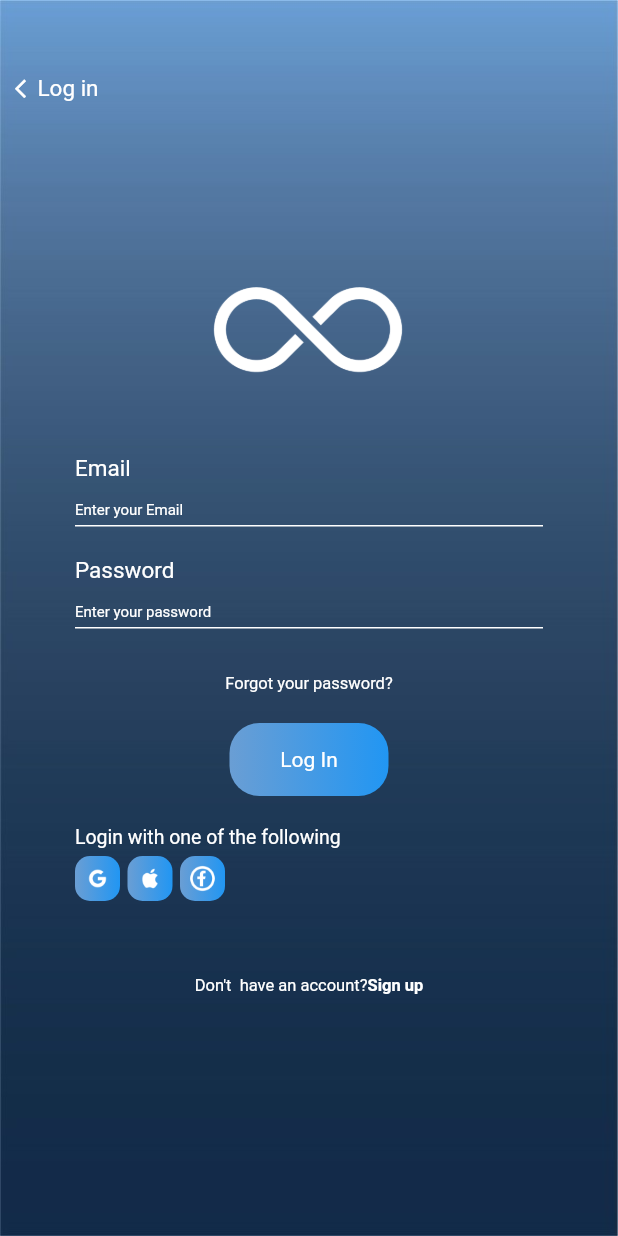
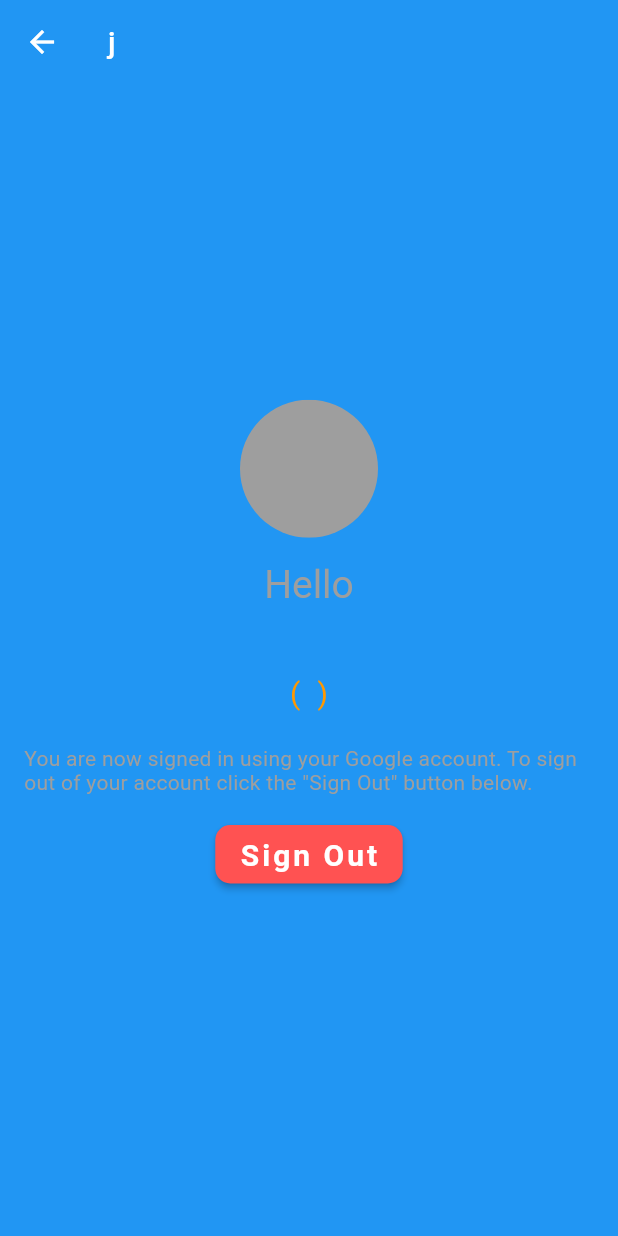
Before and after one commit to nasrinsamad19/LimitlessPark, a Flutter app: the screen it shows after launch, after a tap on "Log In", on a phone screen of 412 x 824 dp. Run offline on Flutter 3.47's test engine with Material 2 defaults, Android fonts, the light colour scheme and no system bars; our stand-ins replace firebase_auth, firebase_core, google_sign_in, intl_phone_field; accounts and stored records are empty.

Commit message:
Google login Added@

```diff
--- a/lib/main.dart
+++ b/lib/main.dart
@@ -16,7 +16,7 @@
       theme: ThemeData(
         primarySwatch: Colors.blue,
       ),
-      home: const intro_ui(),
+      home:  intro_ui(),
     );
   }
 }
--- a/lib/screens/login/view/login_ui.dart
+++ b/lib/screens/login/view/login_ui.dart
@@ -1,6 +1,9 @@
+import 'package:firebase_auth/firebase_auth.dart';
 import 'package:flutter/material.dart';
 import 'package:limitlesspark/screens/common/app_constants.dart';
+import 'package:limitlesspark/screens/login/view/sample.dart';
 import 'package:limitlesspark/screens/signup/signup_ui.dart';
+import 'package:limitlesspark/utils/authentication.dart';
 
 class loginUi extends StatefulWidget {
   const loginUi({Key? key}) : super(key: key);
@@ -18,6 +21,15 @@
   String email='';
   String password='';
 
+  @override
+  void initState() {
+    super.initState();
+    Authentication.initializeFirebase(context: context).whenComplete(() {
+      print("completed");
+      setState(() {});
+    });
+  }
+
   String? validatePassword(String value) {
     Pattern pattern =
         r'^(?=.*?[A-Z])(?=.*?[a-z])(?=.*?[0-9])(?=.*?[!@#\$&*~]).{8,}$';
@@ -34,6 +46,7 @@
     else
       return null;
   }
+
 
 
   Widget build(BuildContext context) {
@@ -166,11 +179,20 @@
                             child: Material(
                               color: Colors.transparent,
                               child: InkWell(
-                                onTap: () {
-                                  // Navigator.push(
-                                  //   context,
-                                  //   MaterialPageRoute(builder: (context) => loginUi()),
-                                  // );
+                                onTap:  () async {
+                                  Authentication.initializeFirebase(context: context);
+                                  User? user =
+                                      await Authentication.signInWithGoogle(context: context);
+                                  if (user != null) {
+                                    Navigator.of(context).pushReplacement(
+                                      MaterialPageRoute(
+                                        builder: (context) => UserInfoScreen(
+                                          user: user,
+                                        ),
+                                      ),
+                                    );
+                                  }
+
                                 },
                                 child: Image.asset(
                                   'assets/images/google_icon.png',
--- /dev/null
+++ b/lib/screens/login/view/sample.dart
@@ -0,0 +1,170 @@
+import 'package:firebase_auth/firebase_auth.dart';
+import 'package:flutter/cupertino.dart';
+import 'package:flutter/material.dart';
+import 'package:limitlesspark/screens/login/view/login_ui.dart';
+import 'package:limitlesspark/utils/authentication.dart';
+
+class UserInfoScreen extends StatefulWidget {
+  const UserInfoScreen({Key? key, required User user})
+      : _user = user,
+        super(key: key);
+
+  final User _user;
+
+  @override
+  _UserInfoScreenState createState() => _UserInfoScreenState();
+}
+
+class _UserInfoScreenState extends State<UserInfoScreen> {
+  late User _user;
+  bool _isSigningOut = false;
+
+  Route _routeToSignInScreen() {
+    return PageRouteBuilder(
+      pageBuilder: (context, animation, secondaryAnimation) => loginUi(),
+      transitionsBuilder: (context, animation, secondaryAnimation, child) {
+        var begin = Offset(-1.0, 0.0);
+        var end = Offset.zero;
+        var curve = Curves.ease;
+
+        var tween =
+        Tween(begin: begin, end: end).chain(CurveTween(curve: curve));
+
+        return SlideTransition(
+          position: animation.drive(tween),
+          child: child,
+        );
+      },
+    );
+  }
+
+  @override
+  void initState() {
+    _user = widget._user;
+
+    super.initState();
+  }
+
+  @override
+  Widget build(BuildContext context) {
+    return Scaffold(
+      backgroundColor: Colors.blue,
+      appBar: AppBar(
+        elevation: 0,
+        backgroundColor: Colors.blue,
+        title: Text('j'),
+      ),
+      body: SafeArea(
+        child: Padding(
+          padding: const EdgeInsets.only(
+            left: 16.0,
+            right: 16.0,
+            bottom: 20.0,
+          ),
+          child: Column(
+            mainAxisAlignment: MainAxisAlignment.center,
+            children: [
+              Row(),
+              _user.photoURL != null
+                  ? ClipOval(
+                child: Material(
+                  color: Colors.grey,
+                  child: Image.network(
+                    _user.photoURL!,
+                    fit: BoxFit.fitHeight,
+                  ),
+                ),
+              )
+                  : ClipOval(
+                child: Material(
+                  color: Colors.grey,
+                  child: Padding(
+                    padding: const EdgeInsets.all(16.0),
+                    child: Icon(
+                      Icons.person,
+                      size: 60,
+                      color: Colors.grey,
+                    ),
+                  ),
+                ),
+              ),
+              SizedBox(height: 16.0),
+              Text(
+                'Hello',
+                style: TextStyle(
+                  color: Colors.grey,
+                  fontSize: 26,
+                ),
+              ),
+              SizedBox(height: 8.0),
+              Text(
+                _user.displayName!,
+                style: TextStyle(
+                  color: Colors.grey,
+                  fontSize: 26,
+                ),
+              ),
+              SizedBox(height: 8.0),
+              Text(
+                '( ${_user.email!} )',
+                style: TextStyle(
+                  color: Colors.orange,
+                  fontSize: 20,
+                  letterSpacing: 0.5,
+                ),
+              ),
+              SizedBox(height: 24.0),
+              Text(
+                'You are now signed in using your Google account. To sign out of your account click the "Sign Out" button below.',
+                style: TextStyle(
+                    color: Colors.grey,
+                    fontSize: 14,
+                    letterSpacing: 0.2),
+              ),
+              SizedBox(height: 16.0),
+              _isSigningOut
+                  ? CircularProgressIndicator(
+                valueColor: AlwaysStoppedAnimation<Color>(Colors.white),
+              )
+                  : ElevatedButton(
+                style: ButtonStyle(
+                  backgroundColor: MaterialStateProperty.all(
+                    Colors.redAccent,
+                  ),
+                  shape: MaterialStateProperty.all(
+                    RoundedRectangleBorder(
+                      borderRadius: BorderRadius.circular(10),
+                    ),
+                  ),
+                ),
+                onPressed: () async {
+                  setState(() {
+                    _isSigningOut = true;
+                  });
+                  await Authentication.signOut(context: context);
+                  setState(() {
+                    _isSigningOut = false;
+                  });
+                  Navigator.of(context)
+                      .pushReplacement(_routeToSignInScreen());
+                },
+                child: Padding(
+                  padding: EdgeInsets.only(top: 8.0, bottom: 8.0),
+                  child: Text(
+                    'Sign Out',
+                    style: TextStyle(
+                      fontSize: 20,
+                      fontWeight: FontWeight.bold,
+                      color: Colors.white,
+                      letterSpacing: 2,
+                    ),
+                  ),
+                ),
+              ),
+            ],
+          ),
+        ),
+      ),
+    );
+  }
+}
--- a/pubspec.yaml
+++ b/pubspec.yaml
@@ -35,6 +35,9 @@
   # Use with the CupertinoIcons class for iOS style icons.
   cupertino_icons: ^1.0.2
   intl_phone_field: ^2.1.0
+  firebase_core: ^1.0.1
+  firebase_auth: ^1.0.1
+  google_sign_in: ^5.0.0
 
 dev_dependencies:
   flutter_test:
```
Also changed, not shown: lib/utils/authentication.dart (added, +119 -0 lines), pubspec.lock, 4 other files.
